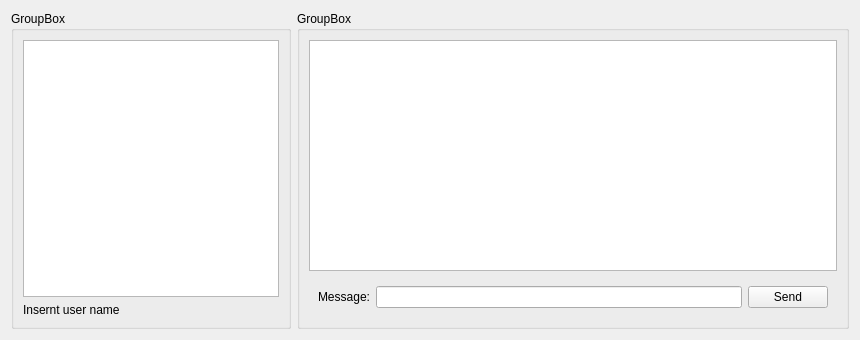
Old version of the form ClientChatWidget.ui in the repository KrHaXon/KOMUNIKATOR.
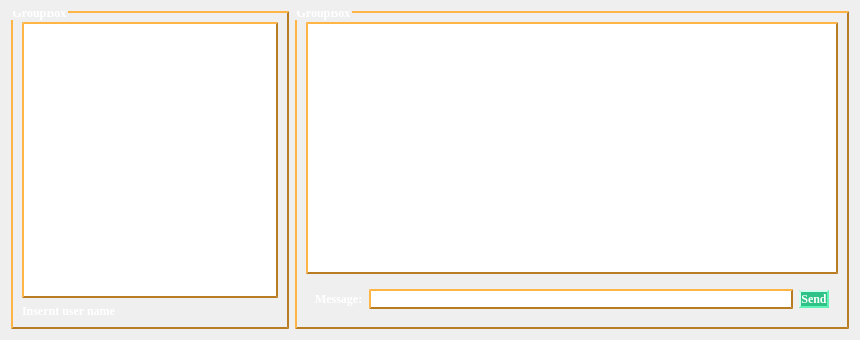
New version of the form.

Diff of the .ui file:
```diff
--- a/ClientChatWidget.ui
+++ b/ClientChatWidget.ui
@@ -13,6 +13,62 @@
   <property name="windowTitle">
    <string>Form</string>
   </property>
+  <property name="styleSheet">
+   <string notr="true">QTextEdit, QListWidget, QListView{
+border-width: 2px;
+     border-style: outset;
+     border-color: #b87c23;
+}
+QLabel, QPushButton, QLineEdit{
+ font-family: times, Times New Roman, times-roman, georgia, serif;
+	color: white;
+	margin: 0;
+	padding: 0px 0px 0px 0px;
+	letter-spacing: 0px;
+	font-weight: bold;
+}
+QMainWindow{
+	background-color: qlineargradient(spread:pad, x1:0, y1:0, x2:0, y2:1, stop:0 #525a61, stop:1 #6a747d);
+}
+QPushButton{
+border-width: 2px;
+     border-style: outset;
+     border-color: #61f2b7;
+	 background-color: #2fc286;
+}
+
+
+QGroupBox, QLineEdit, QMenuBar{
+	border-width: 2px;
+    border-style: outset;
+    border-color: #b87c23;
+	font-family: times, Times New Roman, times-roman, georgia, serif;
+	color: black;
+	margin: 0;
+	padding: 0px 0px 0px 0px;
+	letter-spacing: 0px;
+	font-weight: bold;
+
+}
+QGroupBox::title{
+ 	font-family: times, Times New Roman, times-roman, georgia, serif;
+	color: white;
+	margin: 0;
+	padding: 0px 0px 0px 0px;
+	letter-spacing: 0px;
+	font-weight: bold;
+	subcontrol-origin: margin;
+	bottom: 5px;
+}
+
+QSplitter::handle{
+background:transparent;
+}
+QSplitter::handle:hover{
+cursor: default;
+}
+</string>
+  </property>
   <layout class="QFormLayout" name="formLayout">
    <item row="1" column="1">
     <widget class="QGroupBox" name="groupBox">
```
